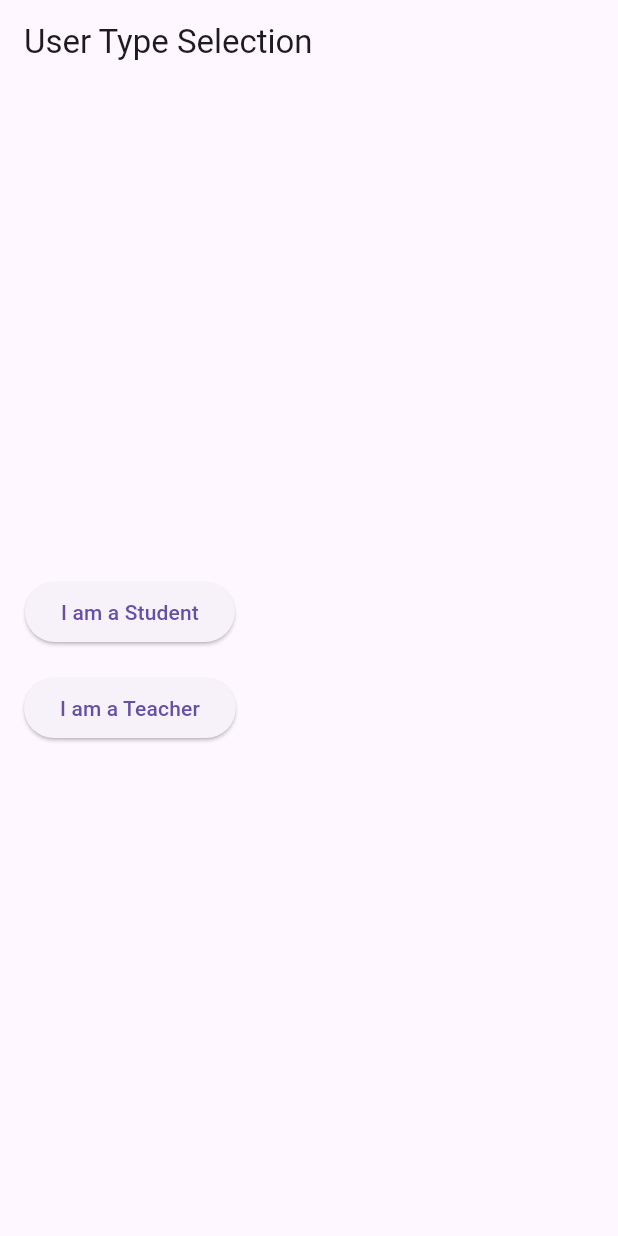
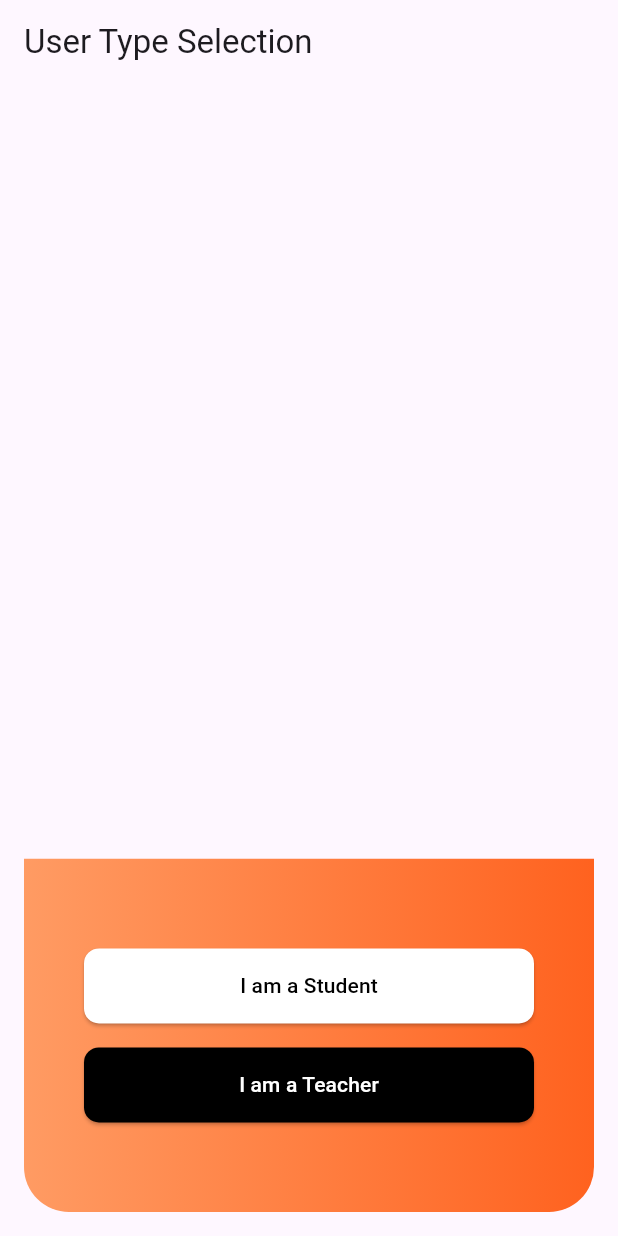
Before and after one commit to SauravHaldar04/Tech-a-thon-Cyber-Neekz, a Flutter app: the screen it shows after launch, on a phone screen of 412 x 824 dp. Run offline on Flutter 3.47's test engine with Material 3 defaults, Android fonts, the phone set to English and light mode, and no system bars.

Commit message:
Adding initial page UI

```diff
--- /dev/null
+++ b/lib/global/globalvariables.dart
@@ -0,0 +1,8 @@
+import 'package:flutter/material.dart';
+
+class GlobalVariables {
+  static const Gradient primaryGradient = LinearGradient(colors: [
+    Color.fromRGBO(255, 155, 99, 1),
+    Color.fromRGBO(255, 98, 31, 1)
+  ]);
+}
--- a/lib/main.dart
+++ b/lib/main.dart
@@ -13,6 +13,7 @@
   @override
   Widget build(BuildContext context) {
     return MaterialApp(
+      debugShowCheckedModeBanner: false,
       title: 'Student-Teacher Portal',
       theme: ThemeData(
         primarySwatch: Colors.blue,
--- a/lib/screens/user_type_selection.dart
+++ b/lib/screens/user_type_selection.dart
@@ -1,4 +1,5 @@
 import 'package:flutter/material.dart';
+import 'package:techathon/global/globalvariables.dart';
 import 'package:techathon/screens/student_signup.dart';
 import 'package:techathon/screens/teacher_signup.dart';
 
@@ -14,9 +15,29 @@ class UserTypeSelectionPage extends StatelessWidget {
       body: Padding(
         padding: const EdgeInsets.all(16.0),
         child: Column(
+          mainAxisAlignment: MainAxisAlignment.end,
+          children: [
+            Container(
+              decoration: BoxDecoration(
+                  gradient: GlobalVariables.primaryGradient,
+                  borderRadius: BorderRadius.only(
+                      bottomLeft: Radius.circular(30),
+                      bottomRight: Radius.circular(30))),
+              alignment: Alignment.bottomCenter,
+              width: MediaQuery.of(context).size.width - 16,
+              height: (MediaQuery.of(context).size.height / 3.5),
+              child: Column(
                 mainAxisAlignment: MainAxisAlignment.center,
                 children: [
-            ElevatedButton(
+                  SizedBox(
+                    height: 50,
+                    width: 300,
+                    child: ElevatedButton(
+                      style: ElevatedButton.styleFrom(
+                          shape: RoundedRectangleBorder(
+                              borderRadius: BorderRadius.circular(10)),
+                          backgroundColor: Colors.white,
+                          foregroundColor: Colors.black),
                       onPressed: () {
                         Navigator.push(
                           context,
@@ -27,8 +48,17 @@ class UserTypeSelectionPage extends StatelessWidget {
                       },
                       child: const Text('I am a Student'),
                     ),
+                  ),
                   const SizedBox(height: 16.0),
-            ElevatedButton(
+                  SizedBox(
+                    height: 50,
+                    width: 300,
+                    child: ElevatedButton(
+                      style: ElevatedButton.styleFrom(
+                          shape: RoundedRectangleBorder(
+                              borderRadius: BorderRadius.circular(10)),
+                          backgroundColor: Colors.black,
+                          foregroundColor: Colors.white),
                       onPressed: () {
                         Navigator.push(
                           context,
@@ -39,6 +69,10 @@ class UserTypeSelectionPage extends StatelessWidget {
                       },
                       child: const Text('I am a Teacher'),
                     ),
+                  ),
+                ],
+              ),
+            ),
           ],
         ),
       ),
```
Also changed, not shown: lib/widgets/button.dart (added), 1 other file. Lines whose indentation alone changed are shown as unchanged.
